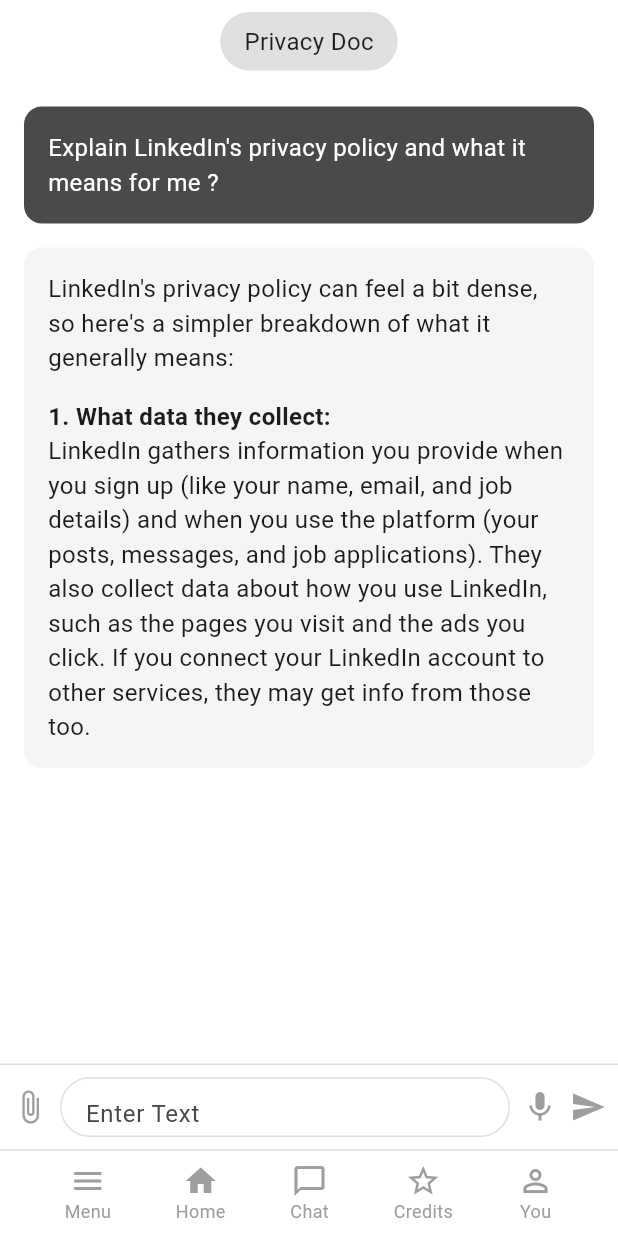
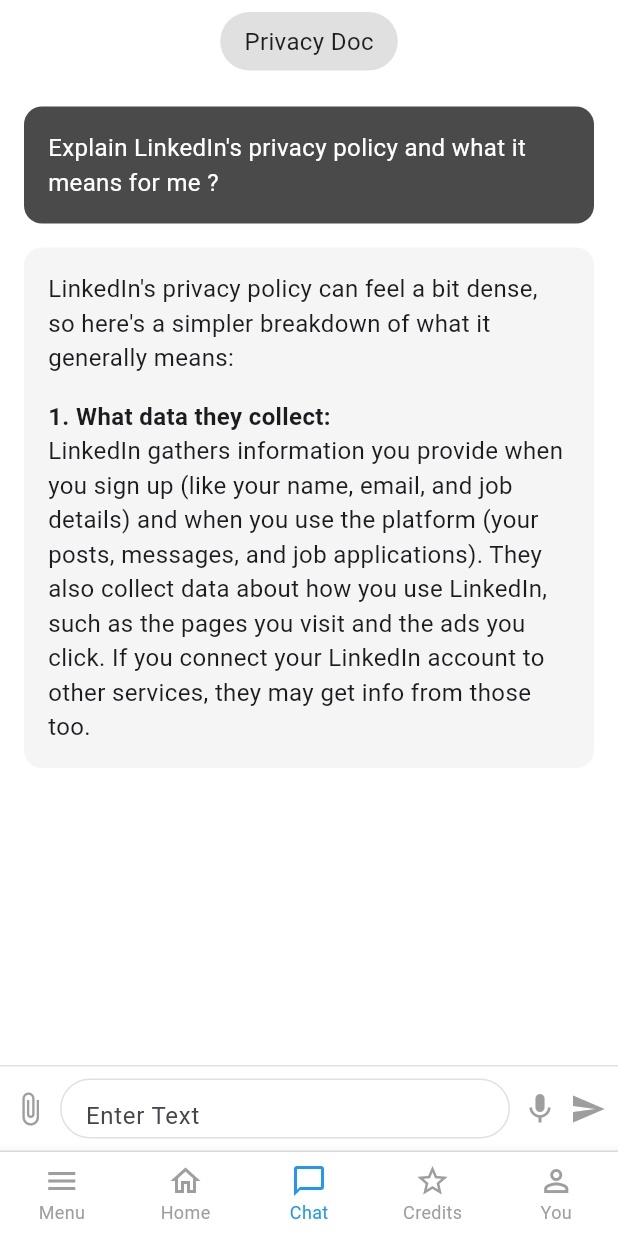
Before and after one commit to cryptcube-io/flutter-mobile-app, a Flutter app: the screen it shows after launch, item 3 of the bottom bar chosen, on a phone screen of 412 x 824 dp. Run offline on Flutter 3.47's test engine with Material 3 defaults, Android fonts, the phone set to English and light mode, and no system bars; our stand-ins replace device_info_plus, dio, flutter_dotenv, permission_handler, syncfusion_flutter_gauges.

Commit message:
Chore : fixed navbar iocns and labels

```diff
--- a/lib/presentation/components/custom_navbar.dart
+++ b/lib/presentation/components/custom_navbar.dart
@@ -1,7 +1,5 @@
 import 'package:flutter/material.dart';
-
 import '../../services/navigation_service.dart';
-
 
 class CustomNavBar extends StatelessWidget {
   final NavigationService navigationService = NavigationService();
@@ -12,34 +10,54 @@ class CustomNavBar extends StatelessWidget {
 
   @override
   Widget build(BuildContext context) {
-    return BottomNavigationBar(
+    return Container(
+      decoration: BoxDecoration(
+        color: Colors.white,
+        border: Border(
+          top: BorderSide(
+            color: Colors.grey.shade300,
+            width: 1,
+          ),
+        ),
+      ),
+      child: BottomNavigationBar(
+        backgroundColor: Colors.white,
         type: BottomNavigationBarType.fixed,
         items: const <BottomNavigationBarItem>[
           BottomNavigationBarItem(
+            icon: Icon(Icons.menu),
+            label: 'Menu',
+          ),
+          BottomNavigationBarItem(
             icon: Icon(Icons.home_outlined),
             label: 'Home',
-        ),
-        BottomNavigationBarItem(
-          icon: Icon(Icons.folder_outlined),
-          label: 'Folder',
           ),
           BottomNavigationBarItem(
             icon: Icon(Icons.chat_bubble_outline),
             label: 'Chat',
           ),
           BottomNavigationBarItem(
-          icon: Icon(Icons.people_outline),
-          label: 'People',
+            icon: Icon(Icons.star_border),
+            label: 'Credits',
           ),
           BottomNavigationBarItem(
-          icon: Icon(Icons.view_in_ar_outlined),
-          label: 'Cube',
+            icon: Icon(Icons.person_outline),
+            label: 'You',
           ),
         ],
         currentIndex: navigationService.currentIndex,
         selectedItemColor: Colors.blue,
         unselectedItemColor: Colors.grey,
-      onTap: (index) => navigationService.navigateToPage(context, index),
+        showUnselectedLabels: true,
+        selectedLabelStyle: TextStyle(fontSize: 12),
+        unselectedLabelStyle: TextStyle(fontSize: 12),
+        onTap: (index) {
+
+          if (index != 0) {
+            navigationService.navigateToPage(context, index);
+          }
+        },
+      ),
     );
   }
 }
--- a/lib/presentation/pages/navbar/chat_page.dart
+++ b/lib/presentation/pages/navbar/chat_page.dart
@@ -1,6 +1,14 @@
 import 'package:flutter/material.dart';
+import '../../components/custom_navbar.dart';
 
-class ChatPage extends StatelessWidget {
+class ChatPage extends StatefulWidget {
+  const ChatPage({super.key});
+
+  @override
+  State<ChatPage> createState() => _ChatPageState();
+}
+
+class _ChatPageState extends State<ChatPage> {
   @override
   Widget build(BuildContext context) {
     return Scaffold(
@@ -90,9 +98,7 @@ class ChatPage extends StatelessWidget {
                   top: BorderSide(color: Colors.grey[300]!),
                 ),
               ),
-              child: Column(
-                children: [
-                  Padding(
+              child: Padding(
                 padding: EdgeInsets.all(8),
                 child: Row(
                   children: [
@@ -122,46 +128,11 @@ class ChatPage extends StatelessWidget {
                   ],
                 ),
               ),
-                  Container(
-                    padding: EdgeInsets.symmetric(vertical: 8),
-                    decoration: BoxDecoration(
-                      border: Border(
-                        top: BorderSide(color: Colors.grey[300]!),
-                      ),
-                    ),
-                    child: Row(
-                      mainAxisAlignment: MainAxisAlignment.spaceEvenly,
-                      children: [
-                        _buildNavItem(Icons.menu, 'Menu'),
-                        _buildNavItem(Icons.home, 'Home'),
-                        _buildNavItem(Icons.chat_bubble_outline, 'Chat'),
-                        _buildNavItem(Icons.star_border, 'Credits'),
-                        _buildNavItem(Icons.person_outline, 'You'),
-                      ],
-                    ),
             ),
           ],
         ),
       ),
-          ],
-        ),
-      ),
-    );
-  }
-
-  Widget _buildNavItem(IconData icon, String label) {
-    return Column(
-      mainAxisSize: MainAxisSize.min,
-      children: [
-        Icon(icon, color: Colors.grey),
-        Text(
-          label,
-          style: TextStyle(
-            color: Colors.grey,
-            fontSize: 12,
-          ),
-        ),
-      ],
+      bottomNavigationBar: CustomNavBar(),
     );
   }
 }
--- a/lib/services/navigation_service.dart
+++ b/lib/services/navigation_service.dart
@@ -25,16 +25,16 @@ class NavigationService {
     Widget page;
 
     switch (index) {
-      case 0:
+      case 1:
         page = const HomePage(token: "ddasnjk",);
         break;
-      case 1:
+      case 3:
         page = const FolderPage();
         break;
       case 2:
         page = ChatPage();
         break;
-      case 3:
+      case 5:
         page = const PeoplePage();
         break;
       case 4:
```
Lines whose indentation alone changed are shown as unchanged.
